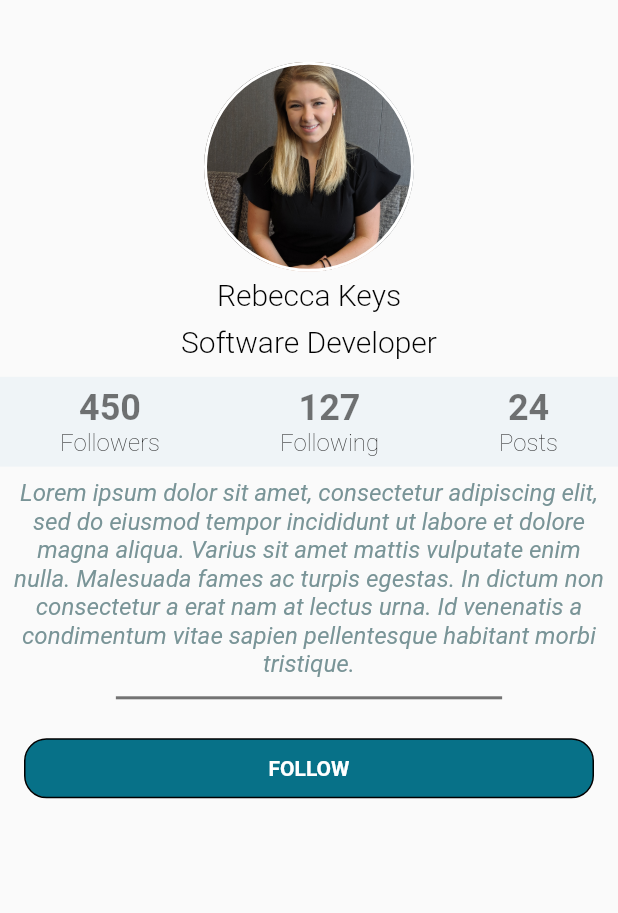
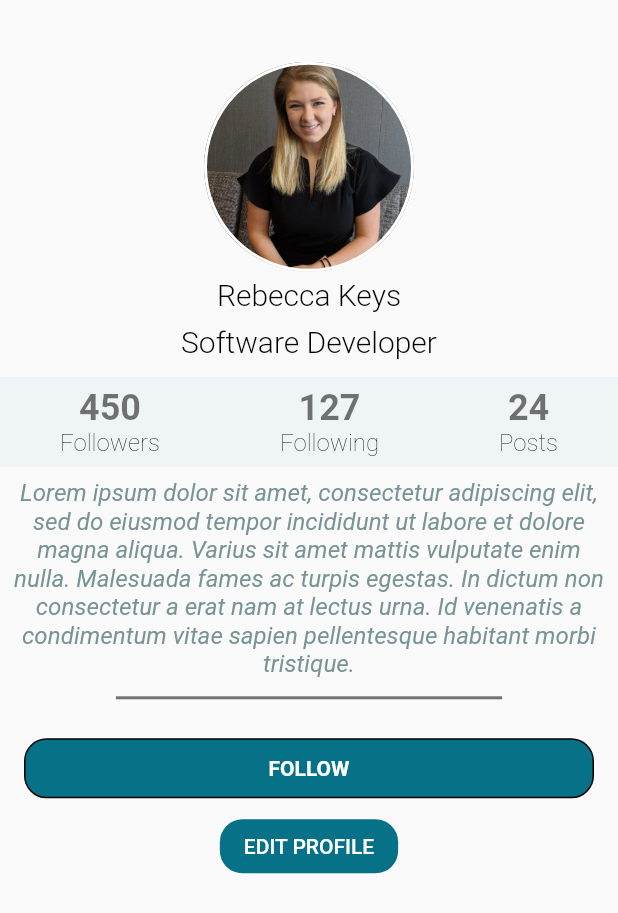
Before and after one commit to awes0menessInc/cs_307, a Flutter app: the UserProfilePage screen opened directly, on a phone screen of 412 x 824 dp. Shown: the top 913 px of the screen. Run offline on Flutter 3.47's test engine with Material 2 defaults, Android fonts, the phone set to English and light mode, and no system bars; Roboto replaces fonts that are missing (Spectral).

Commit message:
Add edit profile button

```diff
--- a/lib/profile.dart
+++ b/lib/profile.dart
@@ -1,5 +1,4 @@
 import 'package:flutter/material.dart';
-
 
 class UserProfilePage extends StatelessWidget {
   final String _fullName = "Rebecca Keys";
@@ -11,6 +10,8 @@ class UserProfilePage extends StatelessWidget {
   final String _posts = "24";
   bool _followStatus = false;
   String _followText = "FOLLOW";
+// TODO: grab the logged in user upon login so this field can be properly filled out
+  String _viewingUser = "Rebecca Keys"; // currently a mock of the logged in user.
 
   // Widget _buildCoverImage(Size screenSize) {
   //   return Container(
@@ -144,7 +145,7 @@ class UserProfilePage extends StatelessWidget {
   Widget _buildBio(BuildContext context) {
     TextStyle bioTextStyle = TextStyle(
       fontFamily: 'Spectral',
-      fontWeight: FontWeight.w400,//try changing weight to w500 if not thin
+      fontWeight: FontWeight.w400, //try changing weight to w500 if not thin
       fontStyle: FontStyle.italic,
       color: Color(0xFF799497),
       fontSize: 16.0,
@@ -171,9 +172,12 @@ class UserProfilePage extends StatelessWidget {
   }
 
   Widget _buildButtons() {
+    bool showEdit = _fullName == _viewingUser;
     return Padding(
         padding: EdgeInsets.symmetric(vertical: 8.0, horizontal: 16.0),
-      child: Row(
+        child: Column(
+          children: <Widget>[
+            Row(
               children: <Widget>[
                 Expanded(
                   child: InkWell(
@@ -182,8 +186,7 @@ class UserProfilePage extends StatelessWidget {
                       if (_followStatus) {
                         _followText = "FOLLOWING";
                         print("Following");
-                }
-                else {
+                      } else {
                         _followText = "FOLLOW";
                         print("Unfollowed");
                       }
@@ -222,7 +225,7 @@ class UserProfilePage extends StatelessWidget {
                 //           child: Text(
                 //             "MESSAGE",
                 //             style: TextStyle(fontWeight: FontWeight.w600),
-          //           ),
+                //             ),
                 //         ),
                 //       ),
                 //     ),
@@ -230,7 +233,34 @@ class UserProfilePage extends StatelessWidget {
                 // ),
               ],
             ),
-    );
+            Row(
+              children: <Widget>[
+                Visibility(
+                  visible: showEdit,
+                  child: Expanded(
+                    child: Container(
+                      child: Center(
+                        child: Padding(
+                          padding: EdgeInsets.all(8.0),
+                          child: new FlatButton(
+                            child: Text("EDIT PROFILE"),
+                            shape: RoundedRectangleBorder(
+                            borderRadius: new BorderRadius.circular(15.0)),
+                            color: Color(0xff077188),
+                            textColor: Colors.white,
+                            onPressed: () {
+                              print("Edit profile");
+                            }, // TODO: figure out how to call edit ui
+                          ),
+                        )
+                      )
+                    )
+                  )
+                )
+              ],
+            ),
+          ],
+        ));
   }
 
   @override
@@ -254,7 +284,6 @@ class UserProfilePage extends StatelessWidget {
                   SizedBox(height: 10.0),
                   SizedBox(height: 8.0),
                   _buildButtons(),
-
                 ],
               ),
             ),
```
Lines whose indentation alone changed are shown as unchanged.
